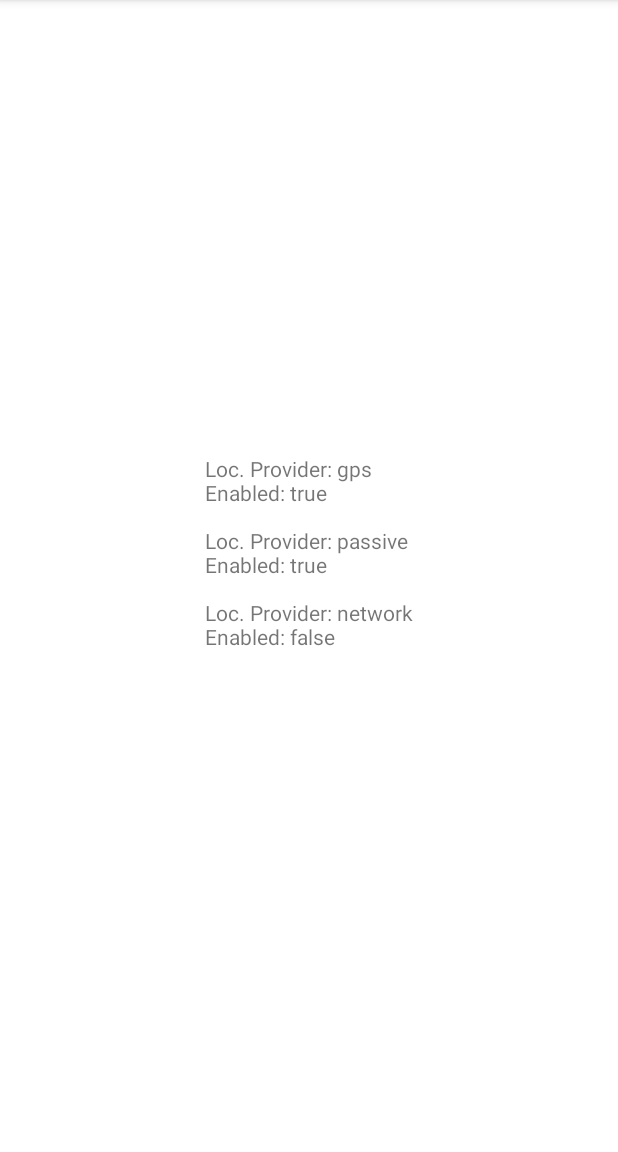
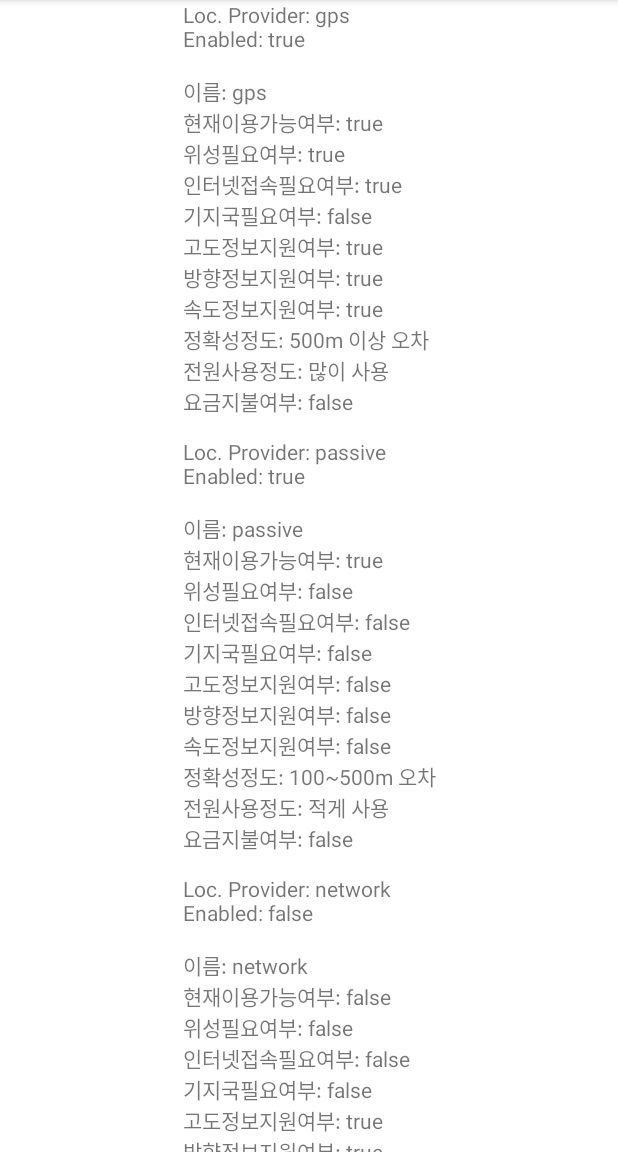
Before and after one commit to JINNY-US/LocProviderInfo, an Android app: the screen it shows after launch (MainActivity), on a phone screen of 412 x 824 dp, the part 84-1236 px from its top. Run offline under Robolectric (Android 15) with nearby library versions, the phone set to English and light mode, and no system bars.

Commit message:
location providers's info

```diff
--- a/app/src/main/java/com/example/locproviderinfo/MainActivity.java
+++ b/app/src/main/java/com/example/locproviderinfo/MainActivity.java
@@ -2,7 +2,9 @@ package com.example.locproviderinfo;
 
 import androidx.appcompat.app.AppCompatActivity;
 
+import android.location.Criteria;
 import android.location.LocationManager;
+import android.location.LocationProvider;
 import android.os.Bundle;
 import android.widget.TextView;
 
@@ -13,6 +15,7 @@ public class MainActivity extends AppCompatActivity {
     TextView txtInfo;
     LocationManager locManager;
     List<String> locProviderList;
+    LocationProvider locProvider;
 
     @Override
     protected void onCreate(Bundle savedInstanceState) {
@@ -25,9 +28,55 @@ public class MainActivity extends AppCompatActivity {
 
         locProviderList = locManager.getAllProviders();
         txtInfo.setText("");
-        for(String locProvider : locProviderList) {
-            txtInfo.append("Loc. Provider: " + locProvider + "\n");
-            txtInfo.append("Enabled: " + locManager.isProviderEnabled(locProvider) + "\n\n");
+        for(String locProviderName : locProviderList) {
+            txtInfo.append("Loc. Provider: " + locProviderName + "\n");
+            txtInfo.append("Enabled: " + locManager.isProviderEnabled(locProviderName) + "\n\n");
+            switch (locProviderName) {
+                case "gps":
+                    locProvider = locManager.getProvider(LocationManager.GPS_PROVIDER);
+                    break;
+                case "network":
+                    locProvider = locManager.getProvider(LocationManager.NETWORK_PROVIDER);
+                    break;
+                case "passive":
+                    locProvider = locManager.getProvider(LocationManager.PASSIVE_PROVIDER);
+                    break;
+            }
+            printInfo(locProvider);
         }
     }
+
+    private void printInfo(LocationProvider locationProvider) {
+        txtInfo.append("이름: " + locationProvider.getName() + "\n");
+        txtInfo.append("현재이용가능여부: " +
+                locManager.isProviderEnabled(locationProvider.getName()) + "\n");
+        txtInfo.append("위성필요여부: " + locationProvider.requiresSatellite() + "\n");
+        txtInfo.append("인터넷접속필요여부: " + locationProvider.requiresNetwork() + "\n");
+        txtInfo.append("기지국필요여부: " + locationProvider.requiresCell() + "\n");
+
+        txtInfo.append("고도정보지원여부: " + locationProvider.supportsAltitude() + "\n");
+        txtInfo.append("방향정보지원여부: " + locationProvider.supportsBearing() + "\n");
+        txtInfo.append("속도정보지원여부: " + locationProvider.supportsSpeed() + "\n");
+
+
+        String accuracy = "";
+        switch(locationProvider.getAccuracy()) {
+            //2.3부터 사용
+            case Criteria.ACCURACY_LOW:    accuracy="500m 이상 오차"; break;
+            case Criteria.ACCURACY_MEDIUM: accuracy="100~500m 오차"; break;
+            case Criteria.ACCURACY_HIGH:   accuracy="0~100m 오차"; break;
+        }
+        txtInfo.append("정확성정도: " + accuracy + "\n");
+
+        String power = "";
+        switch(locationProvider.getPowerRequirement()) {
+            case Criteria.POWER_LOW:    power="적게 사용"; break;
+            case Criteria.POWER_MEDIUM: power="중간 사용"; break;
+            case Criteria.POWER_HIGH:   power="많이 사용"; break;
+        }
+        txtInfo.append("전원사용정도: " + power + "\n");
+
+        txtInfo.append("요금지불여부: " + locationProvider.hasMonetaryCost() + "\n");
+        txtInfo.append("\n");
+    }
 }
--- a/app/src/main/res/layout/activity_main.xml
+++ b/app/src/main/res/layout/activity_main.xml
@@ -16,4 +16,16 @@
         app:layout_constraintRight_toRightOf="parent"
         app:layout_constraintTop_toTopOf="parent" />
 
+    <ScrollView
+        android:layout_width="match_parent"
+        android:layout_height="match_parent"
+        tools:layout_editor_absoluteX="176dp"
+        tools:layout_editor_absoluteY="157dp">
+
+        <LinearLayout
+            android:layout_width="match_parent"
+            android:layout_height="wrap_content"
+            android:orientation="vertical" />
+    </ScrollView>
+
 </androidx.constraintlayout.widget.ConstraintLayout>
```
